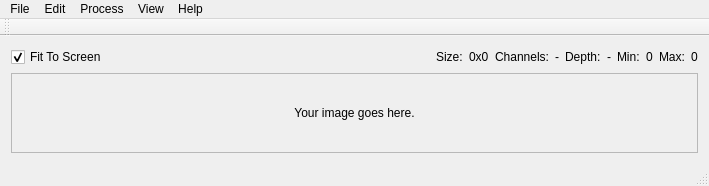
Above: mainwindow.ui from JorgeAparicio/ImageQ before the change. Below: the same form after it.
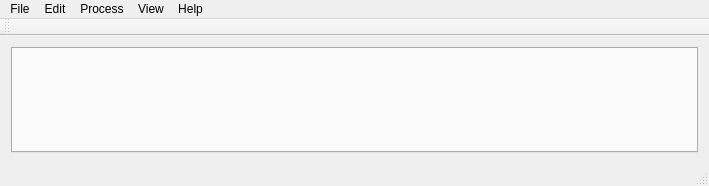
That is the form after the change.

Commit message:
Can handle multiple images at the same time.
Encapsulated the image display widget in the Image API.

```diff
--- a/mainwindow.ui
+++ b/mainwindow.ui
@@ -16,129 +16,16 @@
   <widget class="QWidget" name="centralWidget">
    <layout class="QGridLayout" name="gridLayout">
     <item row="0" column="0">
-     <layout class="QHBoxLayout" name="horizontalLayout">
-      <item>
-       <widget class="QCheckBox" name="fitToScreenCheckBox">
-        <property name="text">
-         <string>Fit To Screen</string>
-        </property>
-        <property name="checked">
-         <bool>true</bool>
-        </property>
-       </widget>
-      </item>
-      <item>
-       <spacer name="horizontalSpacer">
-        <property name="orientation">
-         <enum>Qt::Horizontal</enum>
-        </property>
-        <property name="sizeHint" stdset="0">
-         <size>
-          <width>40</width>
-          <height>20</height>
-         </size>
-        </property>
-       </spacer>
-      </item>
-      <item>
-       <widget class="QLabel" name="label">
-        <property name="text">
-         <string>Size:</string>
-        </property>
-       </widget>
-      </item>
-      <item>
-       <widget class="QLabel" name="sizeLabel">
-        <property name="text">
-         <string>0x0</string>
-        </property>
-       </widget>
-      </item>
-      <item>
-       <widget class="QLabel" name="label_2">
-        <property name="text">
-         <string>Channels:</string>
-        </property>
-       </widget>
-      </item>
-      <item>
-       <widget class="QLabel" name="channelsLabel">
-        <property name="text">
-         <string>-</string>
-        </property>
-       </widget>
-      </item>
-      <item>
-       <widget class="QLabel" name="label_3">
-        <property name="text">
-         <string>Depth:</string>
-        </property>
-       </widget>
-      </item>
-      <item>
-       <widget class="QLabel" name="depthLabel">
-        <property name="text">
-         <string>-</string>
-        </property>
-       </widget>
-      </item>
-      <item>
-       <widget class="QLabel" name="label_4">
-        <property name="text">
-         <string>Min:</string>
-        </property>
-       </widget>
-      </item>
-      <item>
-       <widget class="QLabel" name="minLabel">
-        <property name="text">
-         <string>0</string>
-        </property>
-       </widget>
-      </item>
-      <item>
-       <widget class="QLabel" name="label_5">
-        <property name="text">
-         <string>Max:</string>
-        </property>
-       </widget>
-      </item>
-      <item>
-       <widget class="QLabel" name="maxLabel">
-        <property name="text">
-         <string>0</string>
-        </property>
-       </widget>
-      </item>
-     </layout>
-    </item>
-    <item row="1" column="0">
-     <widget class="QScrollArea" name="scrollArea">
-      <property name="widgetResizable">
+     <widget class="QTabWidget" name="imagesTabWidget">
+      <property name="currentIndex">
+       <number>-1</number>
+      </property>
+      <property name="tabsClosable">
        <bool>true</bool>
       </property>
-      <widget class="QWidget" name="scrollAreaWidgetContents">
-       <property name="geometry">
-        <rect>
-         <x>0</x>
-         <y>0</y>
-         <width>689</width>
-         <height>76</height>
-        </rect>
-       </property>
-       <layout class="QGridLayout" name="gridLayout_2">
-        <item row="0" column="0">
-         <widget class="QLabel" name="imageLabel">
-          <property name="text">
-           <string>Your image goes here.</string>
-          </property>
-          <property name="alignment">
-           <set>Qt::AlignCenter</set>
-          </property>
-         </widget>
-        </item>
-       </layout>
-      </widget>
+      <property name="movable">
+       <bool>true</bool>
+      </property>
      </widget>
     </item>
    </layout>
```
The commit also changes 17 other files.
